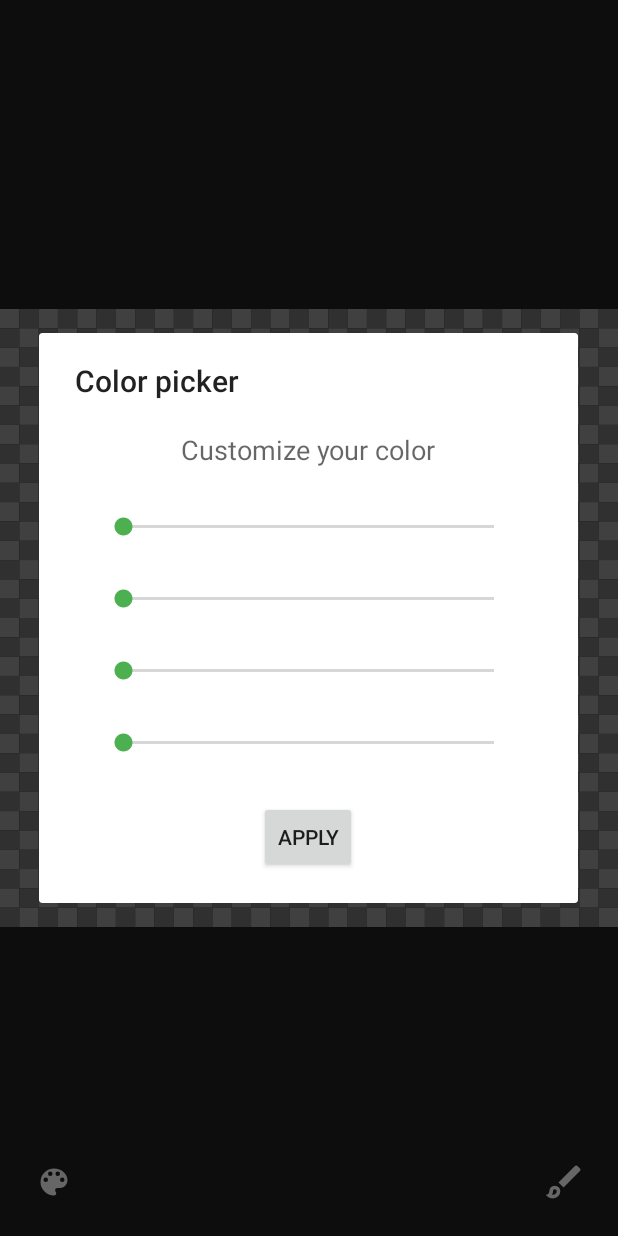
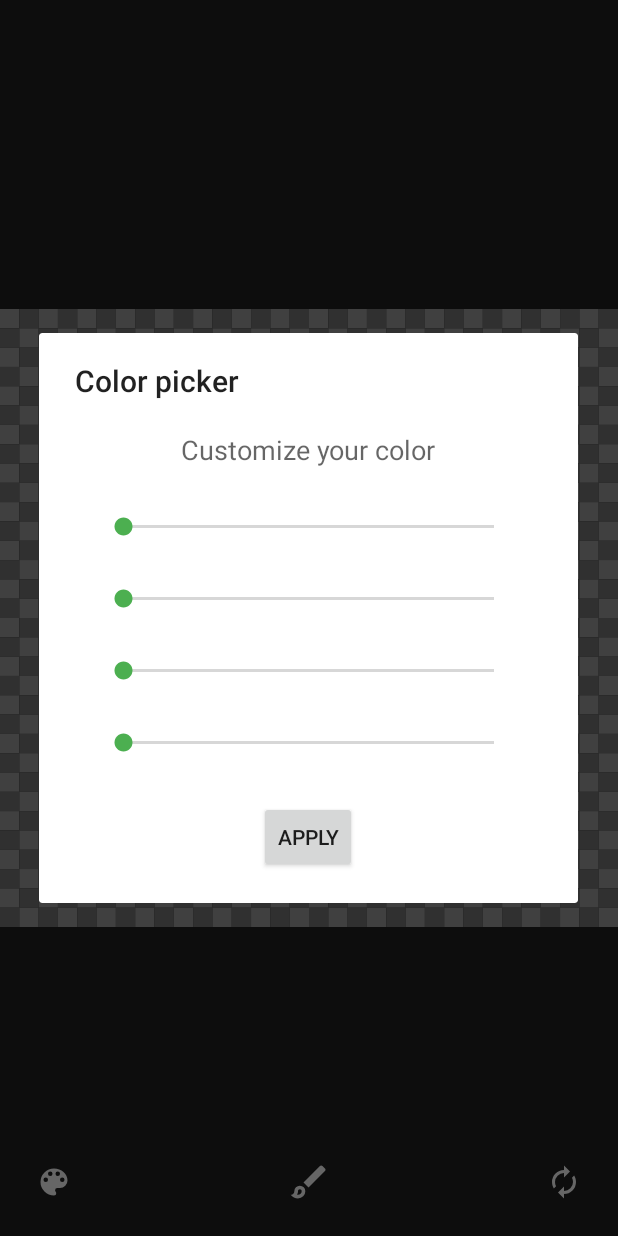
Before and after one commit to jonysham/PixelArray, an Android app: the screen it shows after launch (EditorActivity), after a tap on an icon or button, on a phone screen of 412 x 824 dp. Run offline under Robolectric (Android 15) with nearby library versions, the phone set to English and light mode, and no system bars; 7 statements that could not run were skipped.

Commit message:
added button "clear"

```diff
--- a/app/src/main/java/com/skysoft/pixelarray/activity/EditorActivity.java
+++ b/app/src/main/java/com/skysoft/pixelarray/activity/EditorActivity.java
@@ -29,9 +29,11 @@ public class EditorActivity extends AppCompatActivity implements View.OnClickLis
 
         ImageButton btnDrawErase = findViewById(R.id.btn_drawErase);
         ImageButton btnColorPicker = findViewById(R.id.btn_color_picker);
+        ImageButton btnClear = findViewById(R.id.btn_clear);
 
         btnDrawErase.setOnClickListener(this);
         btnColorPicker.setOnClickListener(this);
+        btnClear.setOnClickListener(this);
     }
 
     @Override
@@ -53,6 +55,10 @@ public class EditorActivity extends AppCompatActivity implements View.OnClickLis
             case R.id.btn_color_picker: {
                 showDialog(DIALOG);
                 break;
+            }
+
+            case R.id.btn_clear: {
+                editorView.clearBitmap();
             }
         }
     }
--- a/app/src/main/java/com/skysoft/pixelarray/editor/EditorView.java
+++ b/app/src/main/java/com/skysoft/pixelarray/editor/EditorView.java
@@ -108,7 +108,7 @@ public class EditorView extends FrameLayout {
 
     private class CanvasView extends View {
 
-        private List<PathWrapper> paths;
+        public List<PathWrapper> paths;
         private PathWrapper nextPath;
 
         private CanvasView(Context context) {
@@ -150,6 +150,8 @@ public class EditorView extends FrameLayout {
             }
 
             invalidate();
+
+
             return super.onTouchEvent(event);
         }
 
@@ -181,6 +183,8 @@ public class EditorView extends FrameLayout {
             drawable.setBounds(0, 0, getWidth(), getHeight());
             drawable.draw(canvas);
         }
+
+
     }
 
     public void setEditorMode(EditorMode editorMode) {
@@ -194,4 +198,10 @@ public class EditorView extends FrameLayout {
    public void setColor(int a, int r, int g, int b) {
        color = Color.argb(a,r,g,b);
    }
+
+   public void clearBitmap() {
+       bitmap.eraseColor(Color.TRANSPARENT);
+       invalidate();
+       canvasView.paths.clear();
+   }
 }
--- /dev/null
+++ b/app/src/main/res/drawable/ic_autorenew.xml
@@ -0,0 +1,11 @@
+<?xml version="1.0" encoding="utf-8"?>
+<vector xmlns:android="http://schemas.android.com/apk/res/android"
+    android:width="24dp"
+    android:height="24dp"
+    android:viewportHeight="24"
+    android:viewportWidth="24">
+    <path
+        android:fillColor="#ffffffff"
+        android:pathData="M12,6V9L16,5L12,1V4A8,8 0,0 0,4 12C4,13.57 4.46,15.03 5.24,16.26L6.7,14.8C6.25,13.97 6,13 6,12A6,6 0,0 1,12 6M18.76,7.74L17.3,9.2C17.74,10.04 18,11 18,12A6,6 0,0 1,12 18V15L8,19L12,23V20A8,8 0,0 0,20 12C20,10.43 19.54,8.97 18.76,7.74Z"/>
+
+</vector>
--- a/app/src/main/res/layout/activity_editor.xml
+++ b/app/src/main/res/layout/activity_editor.xml
@@ -20,12 +20,13 @@
 			android:id="@+id/btn_drawErase"
 			android:layout_width="40dp"
 			android:layout_height="40dp"
-			android:layout_alignParentRight="true"
+			android:layout_alignParentRight="false"
 			android:scaleType="fitCenter"
 			android:padding="5dp"
 			android:tint="#ffffff"
 			android:src="@drawable/ic_brush"
-			android:background="?attr/selectableItemBackgroundBorderless"/>
+			android:background="?attr/selectableItemBackgroundBorderless"
+			android:layout_centerHorizontal="true"/>
 
 		<ImageButton
 			android:layout_width="40dp"
@@ -34,6 +35,14 @@
 			android:src="@drawable/ic_palette"
 			android:id="@+id/btn_color_picker"/>
 
+		<ImageButton
+			android:layout_width="40dp"
+			style="?android:attr/buttonBarButtonStyle"
+			android:layout_height="40dp"
+			android:src="@drawable/ic_autorenew"
+			android:id="@+id/btn_clear"
+			android:layout_alignParentRight="true"/>
+
 	</RelativeLayout>
 
 </RelativeLayout>
--- a/app/src/main/res/layout/dialog_color_picker.xml
+++ b/app/src/main/res/layout/dialog_color_picker.xml
@@ -27,7 +27,8 @@
 		android:layout_marginTop="30dp"
 		android:layout_marginStart="20dp"
 		android:layout_marginEnd="20dp"
-		android:id="@+id/seek_bar_red"/>
+		android:id="@+id/seek_bar_red"
+        android:progressTint="#FFFF0000"/>
 
 	<SeekBar
 		android:layout_width="match_parent"
@@ -35,7 +36,8 @@
 		android:layout_marginTop="30dp"
 		android:layout_marginStart="20dp"
 		android:layout_marginEnd="20dp"
-		android:id="@+id/seek_bar_green"/>
+		android:id="@+id/seek_bar_green"
+        android:progressTint="#FF00FF00"/>
 
 	<SeekBar
 		android:layout_width="match_parent"
@@ -43,7 +45,8 @@
 		android:layout_marginTop="30dp"
 		android:layout_marginStart="20dp"
 		android:layout_marginEnd="20dp"
-		android:id="@+id/seek_bar_blue"/>
+		android:id="@+id/seek_bar_blue"
+        android:progressTint="#FF0000DF"/>
 
 	<Button
 		android:layout_width="wrap_content"
```
Also changed, not shown: 607 other files.
